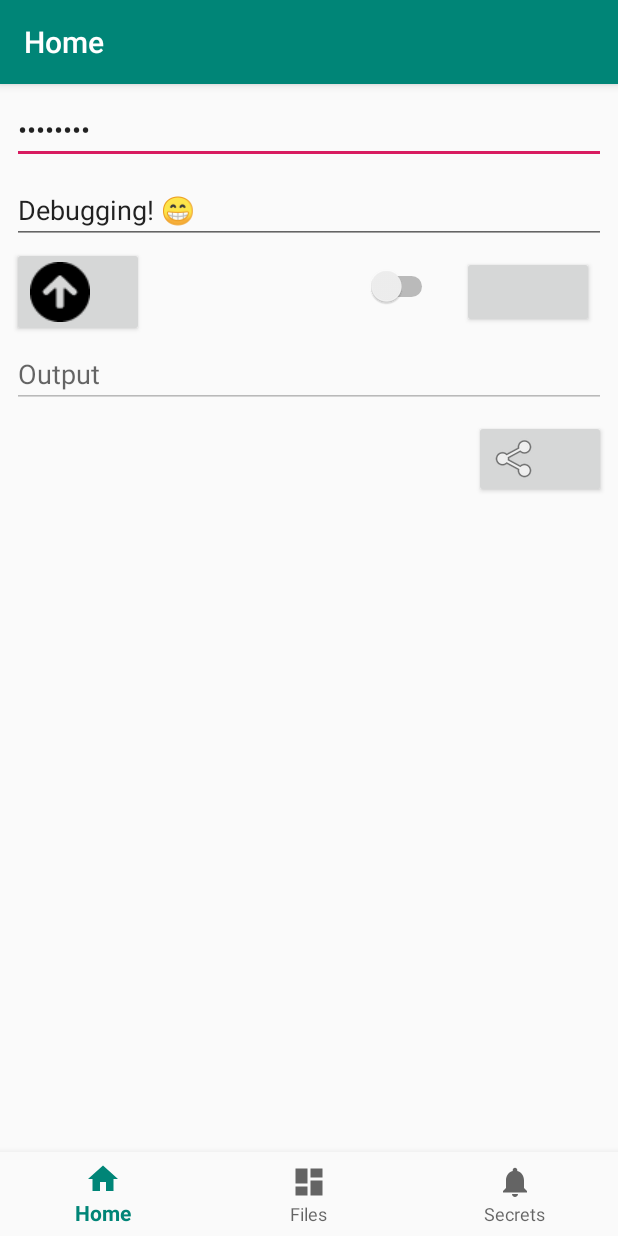
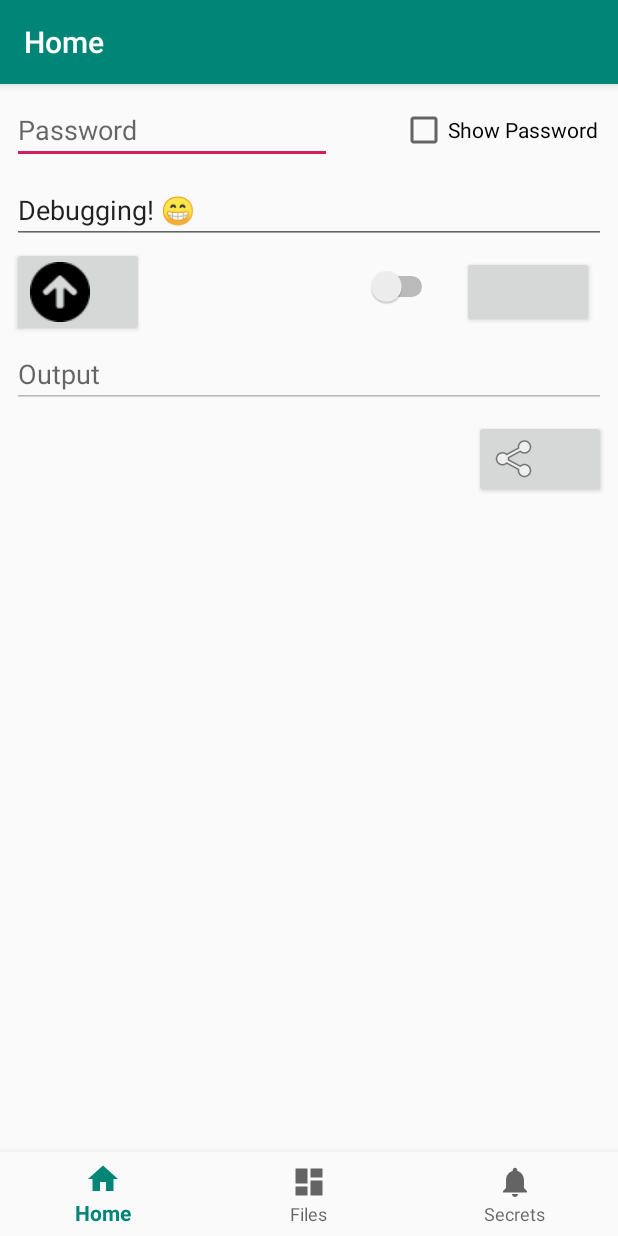
Before and after one commit to miguelromeral/SecretManager, an Android app: the screen it shows after launch (MainActivity), on a phone screen of 412 x 824 dp. Run offline under Robolectric (Android 15) with nearby library versions, the phone set to English and light mode, and no system bars; our stand-ins replace data binding, navigation-ui; libraries missing offline, so code that uses them is left out: androidx.databinding.library, org.bouncycastle.jce, org.bouncycastle.util; 3 statements that could not run were skipped.

Commit message:
Refactor in password field: now it can be used in many fragments

```diff
--- a/app/src/main/java/es/miguelromeral/secretmanager/ui/DisplayUtils.kt
+++ b/app/src/main/java/es/miguelromeral/secretmanager/ui/DisplayUtils.kt
@@ -2,7 +2,12 @@ package es.miguelromeral.secretmanager.ui
 
 import android.content.Context
 import android.content.Intent
+import android.text.method.HideReturnsTransformationMethod
+import android.text.method.PasswordTransformationMethod
+import android.widget.CheckBox
+import android.widget.EditText
 import androidx.core.content.ContextCompat.startActivity
+import es.miguelromeral.secretmanager.R
 import java.text.DecimalFormat
 
 fun shareContentText(context: Context, text: String){
@@ -14,6 +19,21 @@ fun shareContentText(context: Context, text: String){
     val shareIntent = Intent.createChooser(sendIntent, null)
     context.startActivity(shareIntent)
 }
+
+
+fun showHidePassword(context: Context, cb: CheckBox, etPassword: EditText){
+    when(cb.isChecked){
+        true -> {
+            cb.text = context.getString(R.string.hide_pwd)
+            etPassword.transformationMethod = HideReturnsTransformationMethod.getInstance()
+        }
+        false -> {
+            cb.text = context.getString(R.string.show_pwd)
+            etPassword.transformationMethod = PasswordTransformationMethod.getInstance()
+        }
+    }
+}
+
 
 // https://stackoverflow.com/questions/3263892/format-file-size-as-mb-gb-etc
 fun readableFileSize(size: Long): String {
--- a/app/src/main/java/es/miguelromeral/secretmanager/ui/fragments/HomeFragment.kt
+++ b/app/src/main/java/es/miguelromeral/secretmanager/ui/fragments/HomeFragment.kt
@@ -1,7 +1,10 @@
 package es.miguelromeral.secretmanager.ui.fragments
 
 import android.os.Bundle
+import android.text.method.HideReturnsTransformationMethod
+import android.text.method.PasswordTransformationMethod
 import android.view.*
+import android.widget.CheckBox
 import androidx.databinding.DataBindingUtil
 import androidx.fragment.app.Fragment
 import androidx.lifecycle.ViewModelProviders
@@ -9,7 +12,10 @@ import es.miguelromeral.secretmanager.databinding.FragmentHomeBinding
 import es.miguelromeral.secretmanager.ui.viewmodelfactories.HomeFactory
 import es.miguelromeral.secretmanager.ui.viewmodels.HomeViewModel
 import android.widget.Toast
+import es.miguelromeral.secretmanager.R
 import es.miguelromeral.secretmanager.ui.shareContentText
+import es.miguelromeral.secretmanager.ui.showHidePassword
+import kotlinx.android.synthetic.main.password_field.view.*
 
 
 class HomeFragment : Fragment() {
@@ -54,9 +60,13 @@ class HomeFragment : Fragment() {
             }
         }
 
-
         binding.executeButton.bExecute.setOnClickListener{
             viewModel.execute()
+        }
+
+        // Functionality to Show / Hide Password in this fragment
+        binding.passwordLayout.cbShowPassword.setOnClickListener{
+            showHidePassword(it.context, it as CheckBox, binding.passwordLayout.etPassword)
         }
 
         // DEBUGGING:
--- a/app/src/main/java/es/miguelromeral/secretmanager/ui/viewmodels/FileConverterViewModel.kt
+++ b/app/src/main/java/es/miguelromeral/secretmanager/ui/viewmodels/FileConverterViewModel.kt
@@ -8,7 +8,6 @@ import android.provider.FontsContract
 import android.provider.OpenableColumns
 import android.util.Log
 import androidx.lifecycle.AndroidViewModel
-import es.miguelromeral.secretmanager.classes.getPath
 import es.miguelromeral.secretmanager.classes.getRealPathFromURI
 import es.miguelromeral.secretmanager.classes.readFile
 import es.miguelromeral.secretmanager.ui.models.FileItem
@@ -57,7 +56,7 @@ class FileConverterViewModel
                 if(it.moveToFirst()){
                     val displayName: String = it.getString(it.getColumnIndex(OpenableColumns.DISPLAY_NAME))
                     val size = it.getString(it.getColumnIndex(OpenableColumns.SIZE))
-                    item.path = getPath(context, data) ?: ""
+                    //item.path = getPath(context, data) ?: ""
                     item.name = displayName
                     item.size = readableFileSize(size.toLong())
                 }
--- a/app/src/main/res/layout/fragment_home.xml
+++ b/app/src/main/res/layout/fragment_home.xml
@@ -23,7 +23,7 @@
 <androidx.constraintlayout.widget.ConstraintLayout
     android:layout_width="match_parent"
     android:layout_height="match_parent">
-
+<!--
     <EditText
         android:id="@+id/etPassword"
         android:layout_width="0dp"
@@ -34,10 +34,20 @@
         android:ems="10"
         android:hint="Password"
         android:inputType="textPassword"
-        android:text="@={item.password}"
+        android:text="@={item.password}"/>-->
+
+    <include
+        android:id="@+id/password_layout"
+        layout="@layout/password_field"
+        android:layout_width="match_parent"
+        android:layout_height="wrap_content"
+        android:layout_marginStart="8dp"
+        android:layout_marginTop="8dp"
+        android:layout_marginEnd="8dp"
         app:layout_constraintEnd_toEndOf="parent"
         app:layout_constraintStart_toStartOf="parent"
-        app:layout_constraintTop_toTopOf="parent" />
+        app:layout_constraintTop_toTopOf="parent"
+        bind:password="@={item.password}" />
 
     <EditText
         android:id="@+id/etInput"
@@ -52,7 +62,7 @@
         android:text="@={item.input}"
         app:layout_constraintEnd_toEndOf="parent"
         app:layout_constraintStart_toStartOf="parent"
-        app:layout_constraintTop_toBottomOf="@+id/etPassword" />
+        app:layout_constraintTop_toBottomOf="@+id/password_layout" />
 
 
     <EditText
--- /dev/null
+++ b/app/src/main/res/layout/password_field.xml
@@ -0,0 +1,43 @@
+<?xml version="1.0" encoding="utf-8"?>
+<layout xmlns:tools="http://schemas.android.com/tools"
+    xmlns:app="http://schemas.android.com/apk/res-auto"
+    xmlns:android="http://schemas.android.com/apk/res/android">
+
+    <data>
+        <variable
+            name="password"
+            type="java.lang.String" />
+    </data>
+
+
+    <androidx.constraintlayout.widget.ConstraintLayout
+        android:layout_width="match_parent"
+        android:layout_height="wrap_content">
+
+
+        <EditText
+            android:id="@+id/etPassword"
+            android:layout_width="wrap_content"
+            android:layout_height="wrap_content"
+            android:ems="10"
+            android:hint="Password"
+            android:inputType="textPassword"
+            android:text="@={password}"
+            app:layout_constraintStart_toStartOf="parent"
+            app:layout_constraintTop_toTopOf="parent" />
+
+        <CheckBox
+            android:id="@+id/cbShowPassword"
+            android:layout_width="wrap_content"
+            android:layout_height="wrap_content"
+            android:layout_marginStart="48dp"
+            android:layout_marginEnd="8dp"
+            android:text="@string/show_pwd"
+            app:layout_constraintBottom_toBottomOf="@+id/etPassword"
+            app:layout_constraintEnd_toEndOf="parent"
+            app:layout_constraintStart_toEndOf="@+id/etPassword"
+            app:layout_constraintTop_toTopOf="@+id/etPassword" />
+
+    </androidx.constraintlayout.widget.ConstraintLayout>
+
+</layout>
--- a/app/src/main/res/values/strings.xml
+++ b/app/src/main/res/values/strings.xml
@@ -8,4 +8,8 @@
     <string name="decrypt">DECRYPT</string>
     <string name="encrypt">ENCRYPT</string>
 
+
+    <string name="show_pwd">Show Password</string>
+    <string name="hide_pwd">Hide Password</string>
+
 </resources>
```
